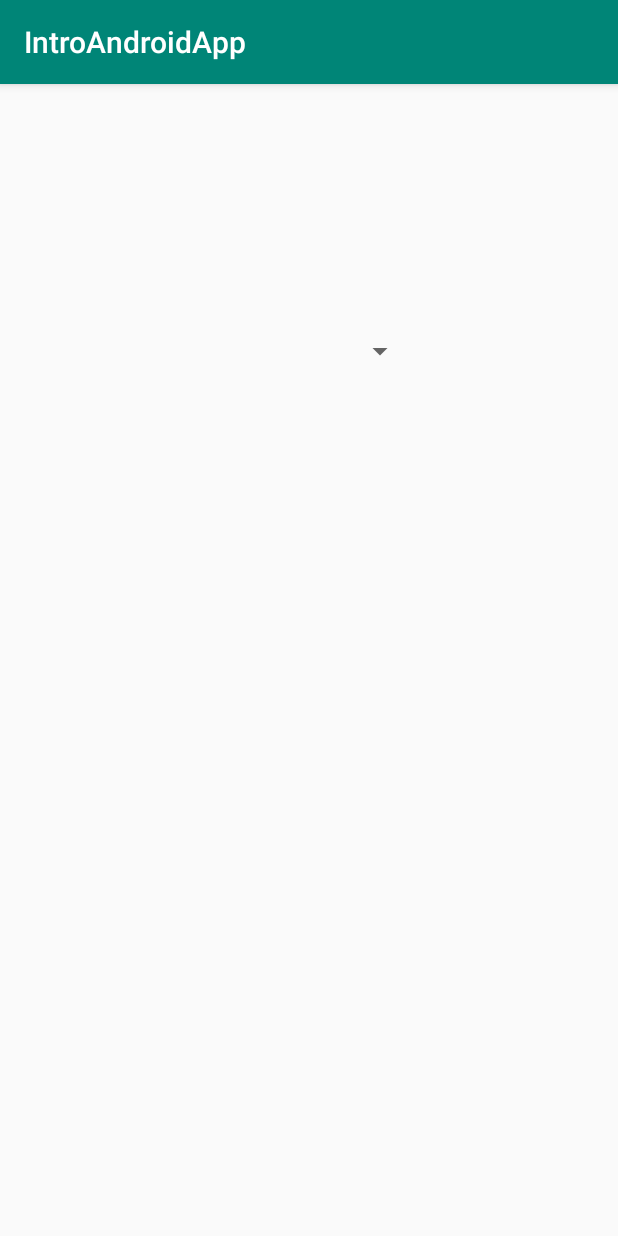
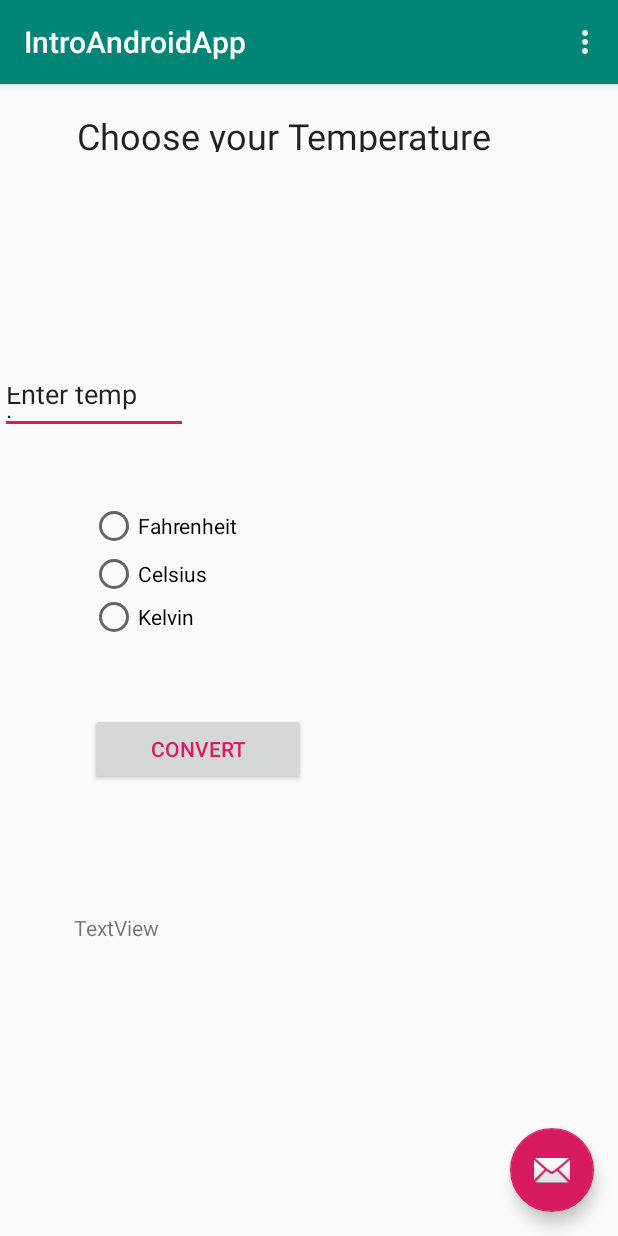
Before and after one commit to abiancu/IntroAndroidApp, an Android app: the screen it shows after launch (spinnerEx before the commit, MainActivity after it), after a tap on "CONVERT", on a phone screen of 412 x 824 dp. Run offline under Robolectric (Android 15) with nearby library versions, the phone set to English and light mode, and no system bars; 1 statement that could not run was skipped.

Commit message:
added label txt

```diff
--- a/app/src/main/AndroidManifest.xml
+++ b/app/src/main/AndroidManifest.xml
@@ -9,7 +9,6 @@
         android:roundIcon="@mipmap/ic_launcher_round"
         android:supportsRtl="true"
         android:theme="@style/AppTheme">
-        <activity android:name=".spinnerEx"></activity>
         <activity
             android:name=".MainActivity"
             android:label="@string/app_name"
--- a/app/src/main/java/com/example/introandroidapp/MainActivity.java
+++ b/app/src/main/java/com/example/introandroidapp/MainActivity.java
@@ -14,8 +14,22 @@ import android.view.Menu;
 import android.view.MenuItem;
 import android.widget.RadioGroup;
 import android.widget.TextView;
+import android.widget.Button;
+import android.widget.EditText;
+import android.widget.RadioButton;
+import android.view.View.OnClickListener;
 
-public class MainActivity extends AppCompatActivity implements RadioGroup.OnCheckedChangeListener {
+public class MainActivity extends AppCompatActivity implements RadioGroup.OnCheckedChangeListener, OnClickListener {
+
+    //Declare variables
+    private RadioButton btnFah;
+    private RadioButton btnCel;
+    private RadioButton btnKel ;
+    private EditText txtInputTemp;
+    private TextView lblOutputDegF;
+    private TextView lblOutputDegC;
+    private TextView lblOutputDegK;
+    private Button btnConvert;
 
     @Override
     protected void onCreate(Bundle savedInstanceState) {
@@ -38,12 +52,49 @@ public class MainActivity extends AppCompatActivity implements RadioGroup.OnChec
         RadioGroup tempGroup = findViewById(R.id.tempGroup);
         tempGroup.setOnCheckedChangeListener(this);
 
+        btnConvert = findViewById(R.id.btnConvert);
+        btnConvert.setOnClickListener(this);
+
     }
 
-    public void onButtonClick (View v){
-        Intent myIntent = new Intent(getBaseContext(), spinnerEx.class);
-        startActivity(myIntent);
+
+    @Override
+    public  void onClick(View v){
+        //Get Resources for radio buttons, text boxes, and labels
+        btnFah = (RadioButton) findViewById(R.id.btnDegF);
+        btnCel = (RadioButton) findViewById(R.id.btnDegC);
+        btnKel = (RadioButton) findViewById(R.id.btnDegK);
+        txtInputTemp = (EditText) findViewById(R.id.textBox);
+        lblOutputDegF = (TextView) findViewById(R.id.lblOutputF);
+        lblOutputDegC = (TextView) findViewById(R.id.lblOutputC);
+        lblOutputDegK = (TextView) findViewById(R.id.lblOutputK);
+        //Convert the input temperature to double
+        double temp = Double.parseDouble(String.valueOf(txtInputTemp.getText()));
+        double answer=0;
+
+        //If the user choose Fahrenheit, convert to Celsius and Kelvin and display in those text boxes
+        if(btnFah.isChecked()) {
+            lblOutputDegF.setText(temp+" degrees F");
+            lblOutputDegC.setText((Math.round((temp-32)*5/9*100.0)/100.0)+" degrees C");
+            lblOutputDegK.setText((Math.round((temp+459.67)*5/9*100.0)/100.0)+" degrees K");
+        }
+
+        //If the user choose Celsius, convert to Fahrenheit and Kelvin and display in those text boxes
+        if(btnCel.isChecked()) {
+            lblOutputDegF.setText((Math.round(((temp*9)/5+32)*100.0)/100.0)+" degrees F");
+            lblOutputDegC.setText(temp+" degrees C");
+            lblOutputDegK.setText((Math.round((temp+273.15)*100.0)/100.0)+" degrees K");
+        }
+
+        //If the user choose Kelvin, convert to Fahrenheit and Celsius and display in those text boxes
+        if(btnKel.isChecked()) {
+            lblOutputDegF.setText((Math.round((temp*9/5-459.67)*100.0)/100.0)+" degrees F");
+            lblOutputDegC.setText((Math.round((temp-273.15)*100.0)/100.0)+" degrees C");
+            lblOutputDegK.setText(temp+" degrees K");
+        }
+
     }
+
     @Override
     public boolean onCreateOptionsMenu(Menu menu) {
         // Inflate the menu; this adds items to the action bar if it is present.
@@ -82,4 +133,5 @@ public class MainActivity extends AppCompatActivity implements RadioGroup.OnChec
         }
     }
 
+
 }
--- a/app/src/main/java/com/example/introandroidapp/spinnerEx.java
+++ /dev/null
@@ -1,48 +0,0 @@
-package com.example.introandroidapp;
-
-import androidx.appcompat.app.AppCompatActivity;
-
-import android.os.Bundle;
-import android.view.View;
-import android.widget.AdapterView;
-import android.widget.ArrayAdapter;
-import android.widget.Spinner;
-import android.widget.Toast;
-
-public class spinnerEx extends AppCompatActivity implements AdapterView.OnItemSelectedListener {
-
-    @Override
-    protected void onCreate(Bundle savedInstanceState) {
-        super.onCreate(savedInstanceState);
-        setContentView(R.layout.activity_spinner_ex);
-
-        Spinner spinner = (Spinner) findViewById(R.id.mySpinner);
-
-        //create the list option using Adapter
-        ArrayAdapter<CharSequence> myList = ArrayAdapter.createFromResource(this,
-                R.array.myOptions,
-                android.R.layout.simple_spinner_item);
-
-        //Select which layout to apply when the list appears
-        myList.setDropDownViewResource(R.layout.support_simple_spinner_dropdown_item);
-
-        //Apply the Adapter
-        spinner.setAdapter(myList);
-        spinner.setOnItemSelectedListener(this);
-    }
-
-
-    @Override
-    public void onItemSelected(AdapterView<?> parent, View view, int position, long id) {
-        //to select the first item
-        String item = parent.getItemAtPosition(position).toString();
-
-        //Shows the selection as a
-        Toast.makeText(parent.getContext(), item , Toast.LENGTH_SHORT).show();
-    }
-
-    @Override
-    public void onNothingSelected(AdapterView<?> parent) {
-
-    }
-}
--- a/app/src/main/res/layout/activity_spinner_ex.xml
+++ /dev/null
@@ -1,35 +0,0 @@
-<?xml version="1.0" encoding="utf-8"?>
-<androidx.constraintlayout.widget.ConstraintLayout xmlns:android="http://schemas.android.com/apk/res/android"
-    xmlns:app="http://schemas.android.com/apk/res-auto"
-    xmlns:tools="http://schemas.android.com/tools"
-    android:layout_width="match_parent"
-    android:layout_height="match_parent"
-    tools:context=".spinnerEx">
-
-
-    <Spinner
-        android:id="@+id/mySpinner"
-        android:layout_width="71dp"
-        android:layout_height="38dp"
-        android:layout_marginStart="206dp"
-        android:layout_marginTop="148dp"
-        android:layout_marginBottom="559dp"
-        app:layout_constraintBottom_toBottomOf="parent"
-        app:layout_constraintStart_toStartOf="parent"
-        app:layout_constraintTop_toTopOf="parent" />
-
-    <ScrollView
-        android:layout_width="412dp"
-        android:layout_height="375dp"
-        android:layout_marginEnd="1dp"
-        app:layout_constraintBottom_toBottomOf="parent"
-        app:layout_constraintEnd_toEndOf="parent"
-        app:layout_constraintStart_toStartOf="parent">
-
-        <LinearLayout
-            android:layout_width="match_parent"
-            android:layout_height="wrap_content"
-            android:orientation="vertical" />
-    </ScrollView>
-
-</androidx.constraintlayout.widget.ConstraintLayout>
--- a/app/src/main/res/layout/content_main.xml
+++ b/app/src/main/res/layout/content_main.xml
@@ -37,25 +37,25 @@
 
     <EditText
         android:id="@+id/textBox"
-        android:layout_width="wrap_content"
-        android:layout_height="wrap_content"
-        android:text="Editable Text"
+        android:layout_width="125dp"
+        android:layout_height="41dp"
+        android:text="Enter temp here"
         app:layout_constraintBottom_toBottomOf="parent"
+        app:layout_constraintLeft_toLeftOf="2"
+        app:layout_constraintRight_toRightOf="2"
         app:layout_constraintTop_toTopOf="parent"
-        app:layout_constraintVertical_bias="0.311"
-        app:layout_constraintRight_toRightOf="2"
-        app:layout_constraintLeft_toLeftOf="2"
-        tools:layout_editor_absoluteX="60dp" />
+        app:layout_constraintVertical_bias="0.264" />
 
     <RadioGroup
         android:id="@+id/tempGroup"
         android:layout_width="100dp"
         android:layout_height="89dp"
         app:layout_constraintBottom_toBottomOf="parent"
-        app:layout_constraintHorizontal_bias="0.34"
+        app:layout_constraintHorizontal_bias="0.192"
         app:layout_constraintLeft_toLeftOf="parent"
         app:layout_constraintRight_toRightOf="parent"
-        app:layout_constraintTop_toTopOf="parent">
+        app:layout_constraintTop_toTopOf="parent"
+        app:layout_constraintVertical_bias="0.411">
 
         <RadioButton
             android:id="@+id/btnDegF"
@@ -81,17 +81,56 @@
         android:id="@+id/btnConvert"
         android:layout_width="144dp"
         android:layout_height="48dp"
-        android:onClick="onButtonClick"
+        android:onClick="onClick"
         android:text="@string/convert"
         android:textColor="@color/colorAccent"
         app:layout_constraintBottom_toBottomOf="parent"
-        app:layout_constraintHorizontal_bias="0.397"
+        app:layout_constraintHorizontal_bias="0.224"
         app:layout_constraintLeft_toLeftOf="parent"
         app:layout_constraintRight_toRightOf="parent"
         app:layout_constraintTop_toTopOf="parent"
-        app:layout_constraintVertical_bias="0.644" />
+        app:layout_constraintVertical_bias="0.582" />
 
+    <TextView
+        android:id="@+id/lblOutputF"
+        android:layout_width="63dp"
+        android:layout_height="47dp"
+        android:layout_marginStart="49dp"
+        android:layout_marginTop="460dp"
+        android:layout_marginEnd="13dp"
+        android:layout_marginBottom="168dp"
+        android:text="TextView"
+        app:layout_constraintBottom_toBottomOf="parent"
+        app:layout_constraintStart_toStartOf="parent"
+        app:layout_constraintTop_toTopOf="parent"
+        app:layout_constraintVertical_bias="1.0" />
 
+    <TextView
+        android:id="@+id/lblOutputC"
+        android:layout_width="60dp"
+        android:layout_height="45dp"
+        android:layout_marginStart="125dp"
+        android:layout_marginTop="463dp"
+        android:layout_marginEnd="226dp"
+        android:layout_marginBottom="167dp"
+        android:text=""
+        app:layout_constraintBottom_toBottomOf="parent"
+        app:layout_constraintEnd_toEndOf="parent"
+        app:layout_constraintStart_toStartOf="parent"
+        app:layout_constraintTop_toTopOf="parent" />
+
+    <TextView
+        android:id="@+id/lblOutputK"
+        android:layout_width="75dp"
+        android:layout_height="42dp"
+        android:layout_marginStart="19dp"
+        android:layout_marginTop="461dp"
+        android:layout_marginEnd="132dp"
+        android:layout_marginBottom="172dp"
+        android:text=""
+        app:layout_constraintBottom_toBottomOf="parent"
+        app:layout_constraintEnd_toEndOf="parent"
+        app:layout_constraintTop_toTopOf="parent" />
 
 
 </androidx.constraintlayout.widget.ConstraintLayout>
```
